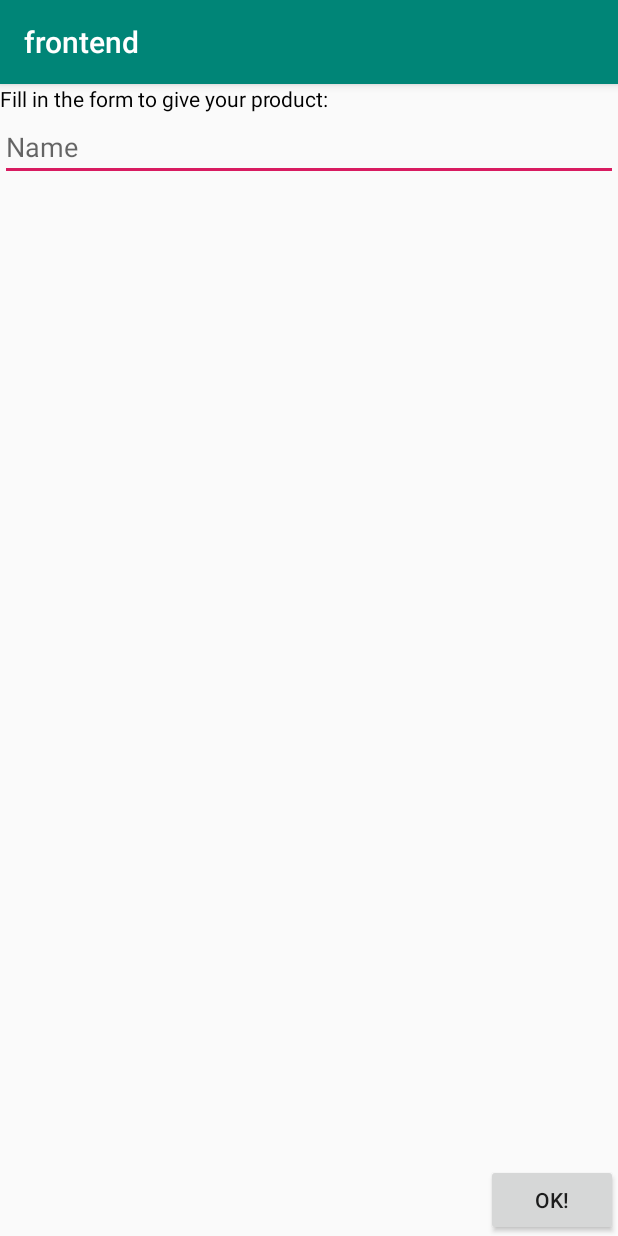
After one commit to grosclara/food-sharing-app, an Android app: the AddActivity screen opened directly, with no data from a screen before it, on a phone screen of 412 x 824 dp. The commit adds this screen. Run offline under Robolectric (Android 15) with nearby library versions, the phone set to English and light mode, and no system bars.

Commit message:
AddActivityClass added

```diff
--- /dev/null
+++ b/frontend/app/src/main/java/com/example/frontend/AddActivity.java
@@ -0,0 +1,33 @@
+package com.example.frontend;
+
+import androidx.appcompat.app.AppCompatActivity;
+
+import android.content.Intent;
+import android.os.Bundle;
+import android.view.View;
+import android.widget.EditText;
+import android.widget.Toast;
+
+public class AddActivity extends AppCompatActivity {
+
+    private EditText editTextProductName;
+
+    @Override
+    protected void onCreate(Bundle savedInstanceState) {
+        super.onCreate(savedInstanceState);
+        setContentView(R.layout.activity_add);
+    }
+
+    public void toMainActivity(View view) {
+
+        editTextProductName = findViewById(R.id.editTextProductName);
+        String productName = String.valueOf(editTextProductName.getText());
+
+        Intent toMainActivityIntent = new Intent();
+        toMainActivityIntent.setClass(getApplicationContext(), MainActivity.class);
+
+        Toast.makeText(getApplicationContext(),productName, Toast.LENGTH_SHORT).show();
+        startActivity(toMainActivityIntent);
+        finish();
+    }
+}
--- /dev/null
+++ b/frontend/app/src/main/res/layout/activity_add.xml
@@ -0,0 +1,33 @@
+<?xml version="1.0" encoding="utf-8"?>
+<androidx.constraintlayout.widget.ConstraintLayout xmlns:android="http://schemas.android.com/apk/res/android"
+    xmlns:app="http://schemas.android.com/apk/res-auto"
+    xmlns:tools="http://schemas.android.com/tools"
+    android:layout_width="match_parent"
+    android:layout_height="match_parent"
+    tools:context=".AddActivity">
+
+    <EditText
+        android:id="@+id/editTextProductName"
+        android:layout_width="match_parent"
+        android:layout_height="wrap_content"
+        android:hint="Name"
+        app:layout_constraintTop_toBottomOf="@id/textViewAdd" />
+
+    <TextView
+        android:id="@+id/textViewAdd"
+        android:layout_width="match_parent"
+        android:layout_height="wrap_content"
+        android:textColor="#000"
+        android:text="Fill in the form to give your product: "
+        app:layout_constraintTop_toTopOf="parent" />
+
+    <Button
+        android:id="@+id/buttonValidate"
+        android:layout_width="wrap_content"
+        android:layout_height="wrap_content"
+        android:text="OK!"
+        app:layout_constraintBottom_toBottomOf="parent"
+        app:layout_constraintRight_toRightOf="parent"
+        android:onClick="toMainActivity"/>
+
+</androidx.constraintlayout.widget.ConstraintLayout>
```
Also changed, not shown: frontend/app/src/main/AndroidManifest.xml (+6 -4 lines), frontend/app/src/main/java/com/example/frontend/MainActivity.java (+6 -1 lines), frontend/app/src/main/res/layout/activity_main.xml (+8 -0 lines), 1 other file.
